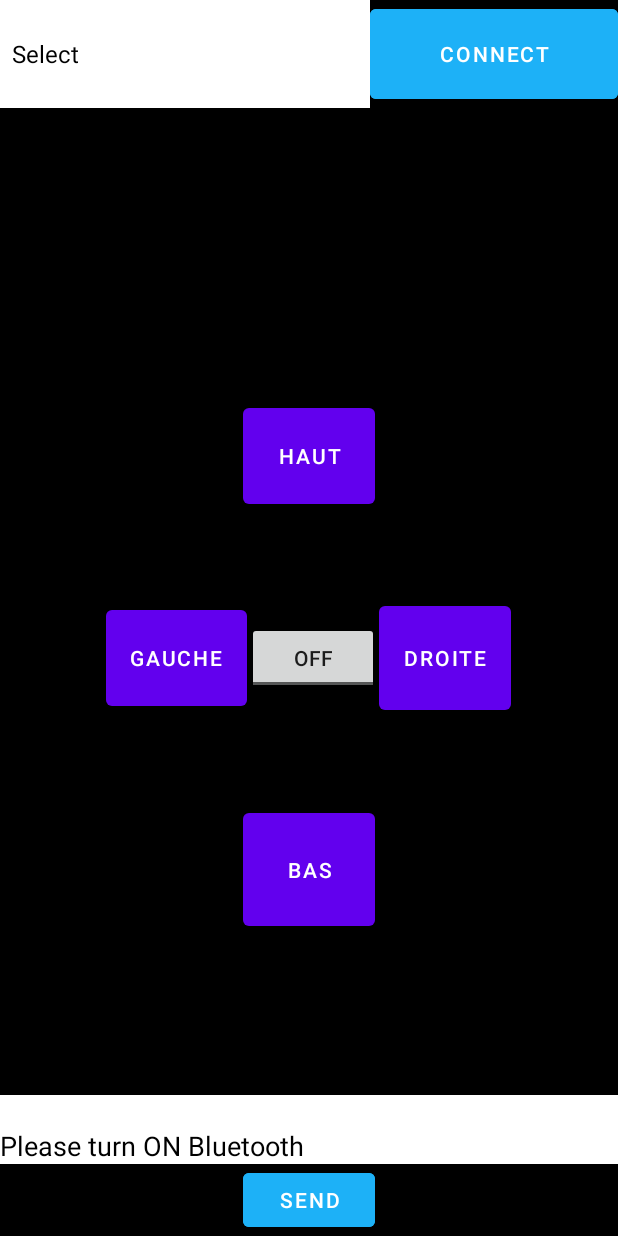
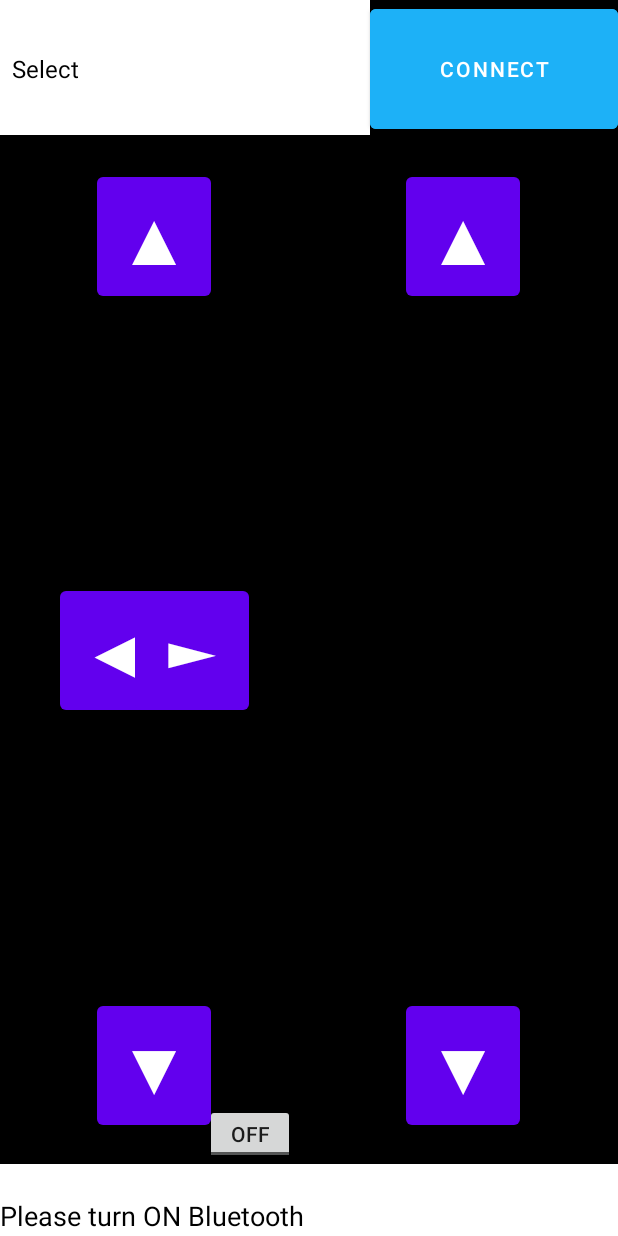
Before and after one commit to AdeshCannou/BrasRobotAPP, an Android app: the screen it shows after launch (MainActivity), on a phone screen of 412 x 824 dp. Run offline under Robolectric (Android 15) with nearby library versions, the phone set to English and light mode, and no system bars; 2 statements that could not run were skipped.

Commit message:
haut bas gauche droite on/off

```diff
--- a/app/src/main/java/com/exloringembeddedsystems/bluetoothterminal/MainActivity.java
+++ b/app/src/main/java/com/exloringembeddedsystems/bluetoothterminal/MainActivity.java
@@ -2,6 +2,7 @@
 
 import androidx.appcompat.app.AppCompatActivity;
 
+import android.annotation.SuppressLint;
 import android.bluetooth.BluetoothAdapter;
 import android.bluetooth.BluetoothDevice;
 import android.bluetooth.BluetoothSocket;
@@ -47,6 +48,9 @@ public class MainActivity extends AppCompatActivity {
     Button buttonLeft;
     Button buttonBack;
     Button buttonForward;
+
+    Button buttonUp;
+    Button buttonDown;
     ToggleButton buttonGrip;
 
 
@@ -85,6 +89,7 @@ public class MainActivity extends AppCompatActivity {
 
 
 
+    @SuppressLint("MissingInflatedId")
     @Override
     protected void onCreate(Bundle savedInstanceState) {
         super.onCreate(savedInstanceState);
@@ -103,6 +108,8 @@ public class MainActivity extends AppCompatActivity {
         buttonLeft = findViewById(R.id.btn_gauche);
         buttonBack = findViewById(R.id.btn_bas);
         buttonForward = findViewById(R.id.btn_haut);
+        buttonUp = findViewById(R.id.btn_up);
+        buttonDown = findViewById(R.id.btn_down);
         buttonGrip = findViewById(R.id.tgl_on_off);
 
 
@@ -123,7 +130,7 @@ public class MainActivity extends AppCompatActivity {
         buttonRight.setOnClickListener(new View.OnClickListener() {
             @Override
             public void onClick(View view) {
-                Log.d(TAG, "Button Click buttonMemory1");
+                Log.d(TAG, "Button Click DROIT");
                 sendMessage("D");
             }
         });
@@ -131,7 +138,7 @@ public class MainActivity extends AppCompatActivity {
         buttonLeft.setOnClickListener(new View.OnClickListener() {
             @Override
             public void onClick(View view) {
-                Log.d(TAG, "Button Click buttonMemory1");
+                Log.d(TAG, "Button Click GAUCHE");
                 sendMessage("G");
             }
         });
@@ -139,7 +146,7 @@ public class MainActivity extends AppCompatActivity {
         buttonBack.setOnClickListener(new View.OnClickListener() {
             @Override
             public void onClick(View view) {
-                Log.d(TAG, "Button Click buttonMemory1");
+                Log.d(TAG, "Button Click BAS");
                 sendMessage("B");
             }
         });
@@ -147,7 +154,7 @@ public class MainActivity extends AppCompatActivity {
         buttonForward.setOnClickListener(new View.OnClickListener() {
             @Override
             public void onClick(View view) {
-                Log.d(TAG, "Button Click buttonMemory1");
+                Log.d(TAG, "Button Click Haut");
                 sendMessage("H");
             }
         });
@@ -165,6 +172,22 @@ public class MainActivity extends AppCompatActivity {
                     // Le bouton est désactivé
                     sendMessage("F");
                 }
+            }
+        });
+
+        buttonUp.setOnClickListener(new View.OnClickListener() {
+            @Override
+            public void onClick(View view) {
+                Log.d(TAG, "Button Click UP");
+                sendMessage("U");
+            }
+        });
+
+        buttonDown.setOnClickListener(new View.OnClickListener() {
+            @Override
+            public void onClick(View view) {
+                Log.d(TAG, "Button Click DOWN");
+                sendMessage("D");
             }
         });
 
--- a/app/src/main/res/layout/activity_main.xml
+++ b/app/src/main/res/layout/activity_main.xml
@@ -1,119 +1,162 @@
 <?xml version="1.0" encoding="utf-8"?>
-<LinearLayout
-    xmlns:android="http://schemas.android.com/apk/res/android"
+<LinearLayout xmlns:android="http://schemas.android.com/apk/res/android"
     xmlns:app="http://schemas.android.com/apk/res-auto"
     xmlns:tools="http://schemas.android.com/tools"
     android:layout_width="match_parent"
     android:layout_height="match_parent"
+    android:background="@color/black"
     android:orientation="vertical"
     tools:context=".MainActivity">
 
     <LinearLayout
         android:layout_width="match_parent"
-        android:layout_height="0dp"
-        android:layout_weight="7"
+        android:layout_height="92dp"
+        android:background="@color/black"
         android:orientation="horizontal"
-        android:weightSum="1"
-        android:background="@color/black">
+        android:weightSum="1">
 
         <LinearLayout
             android:layout_width="0dp"
-            android:layout_height="match_parent"
-            android:layout_weight=".6">
+            android:layout_height="90dp"
+            android:layout_weight="0.6">
 
             <Spinner
                 android:id="@+id/idMASpinnerBTPairedDevices"
                 android:layout_width="match_parent"
-                android:layout_height="match_parent"
+                android:layout_height="92dp"
                 android:background="@color/white" />
 
         </LinearLayout>
 
-        <LinearLayout
+        <Button
+            android:id="@+id/idMAButtonConnect"
             android:layout_width="0dp"
             android:layout_height="match_parent"
-            android:layout_weight=".4">
-
-            <Button
-                android:id="@+id/idMAButtonConnect"
-                android:layout_width="match_parent"
-                android:layout_height="match_parent"
-                android:text="Connect"
-                android:backgroundTint="@color/BT_BLUE" />
-
-        </LinearLayout>
+            android:layout_weight="0.4"
+            android:backgroundTint="@color/BT_BLUE"
+            android:text="Connect" />
 
     </LinearLayout>
 
     <LinearLayout
         android:layout_width="match_parent"
         android:layout_height="0dp"
-        android:layout_weight="73"
-        android:background="@color/black"
-        android:orientation="vertical"
-        android:gravity="center_horizontal">
+        android:layout_weight="1"
+        android:orientation="horizontal">
 
-        <LinearLayout
-            android:layout_width="match_parent"
-            android:layout_height="0dp"
-            android:layout_weight="1"
-            android:gravity="center_horizontal"
-            android:orientation="vertical">
+        <RelativeLayout
+            android:layout_width="0dp"
+            android:layout_height="match_parent"
+            android:layout_weight="1">
 
-        </LinearLayout>
+            <!-- Contenu du layout gauche ici -->
 
-        <Button
-            android:id="@+id/btn_haut"
-            android:layout_width="wrap_content"
-            android:layout_height="76dp"
-            android:text="Haut" />
-
-        <LinearLayout
-            android:layout_width="match_parent"
-            android:layout_height="0dp"
-            android:layout_weight="1"
-            android:orientation="horizontal"
-            android:gravity="center">
+            <Button
+                android:id="@+id/btn_haut"
+                android:layout_width="76dp"
+                android:layout_height="91dp"
+                android:layout_alignParentTop="true"
+                android:layout_centerInParent="true"
+                android:layout_marginTop="20dp"
+                android:text="&#9650;"
+                android:textSize="50sp" />
 
             <Button
                 android:id="@+id/btn_gauche"
-                android:layout_width="wrap_content"
-                android:layout_height="76dp"
-                android:text="Gauche" />
+                android:layout_width="76dp"
+                android:layout_height="91dp"
+                android:layout_alignParentLeft="true"
+                android:layout_centerVertical="true"
+                android:layout_marginStart="40dp"
+                android:text="&#9664;"
+                android:textSize="50sp"/>
 
             <ToggleButton
                 android:id="@+id/tgl_on_off"
-                android:layout_width="wrap_content"
-                android:layout_height="wrap_content"
-                android:textOn="On"
-                android:textOff="Off" />
+                android:layout_width="60dp"
+                android:layout_height="40dp"
+                android:layout_alignParentEnd="true"
+                android:layout_alignParentBottom="true"
+                android:layout_centerVertical="false"
+                android:layout_marginEnd="9dp"
+                android:elevation="10dp"
+                android:textOff="Off"
+                android:textOn="On" />
 
             <Button
                 android:id="@+id/btn_droite"
-                android:layout_width="wrap_content"
-                android:layout_height="81dp"
-                android:text="Droite" />
+                android:layout_width="76dp"
+                android:layout_height="91dp"
+                android:layout_alignParentEnd="true"
+                android:layout_centerVertical="true"
+                android:layout_marginEnd="40dp"
+                android:text="&#9658;"
+                android:textSize="50sp"
+                />
 
-        </LinearLayout>
+            <Button
+                android:id="@+id/btn_bas"
+                android:layout_width="76dp"
+                android:layout_height="91dp"
+                android:layout_alignParentBottom="true"
+                android:layout_centerHorizontal="true"
+                android:layout_marginBottom="20dp"
+                android:text="&#9660;"
+                android:textSize="50sp" />
 
+
+        </RelativeLayout>
+
+        <RelativeLayout
+            android:layout_width="0dp"
+            android:layout_height="match_parent"
+            android:layout_weight="1">
+
+            <Button
+                android:id="@+id/btn_up"
+                android:layout_width="76dp"
+                android:layout_height="91dp"
+                android:layout_alignParentTop="true"
+                android:layout_centerInParent="true"
+                android:layout_marginTop="20dp"
+                android:text="&#9650;"
+                android:textSize="50sp" />
+
+            <Button
+                android:id="@+id/btn_down"
+                android:layout_width="76dp"
+                android:layout_height="91dp"
+                android:layout_alignParentBottom="true"
+                android:layout_centerHorizontal="true"
+                android:layout_marginBottom="20dp"
+                android:text="&#9660;"
+                android:textSize="50sp"
+                />
+
+
+        </RelativeLayout>
+
+    </LinearLayout>
+
+    <LinearLayout
+        android:layout_width="match_parent"
+        android:layout_height="wrap_content"
+        android:background="@color/black">
+
+        <!-- Contenu du layout en bas ici -->
         <LinearLayout
             android:layout_width="match_parent"
             android:layout_height="0dp"
             android:layout_weight="1"
             android:gravity="center_horizontal">
 
-            <Button
-                android:id="@+id/btn_bas"
-                android:layout_width="wrap_content"
-                android:layout_height="87dp"
-                android:text="Bas" />
 
         </LinearLayout>
 
         <EditText
             android:id="@+id/idMAEditTextSendMessage"
-            android:layout_width="match_parent"
-            android:layout_height="wrap_content"
+            android:layout_width="550dp"
+            android:layout_height="match_parent"
             android:background="@color/white"
             android:textColor="@color/black" />
 
@@ -125,13 +168,6 @@
             android:text="Send" />
 
     </LinearLayout>
-    <RelativeLayout
-        android:layout_width="match_parent"
-        android:layout_height="wrap_content"
-        android:layout_alignParentBottom="true"
-        android:background="@color/black">
-
-    </RelativeLayout>
 
 
 </LinearLayout>
```
